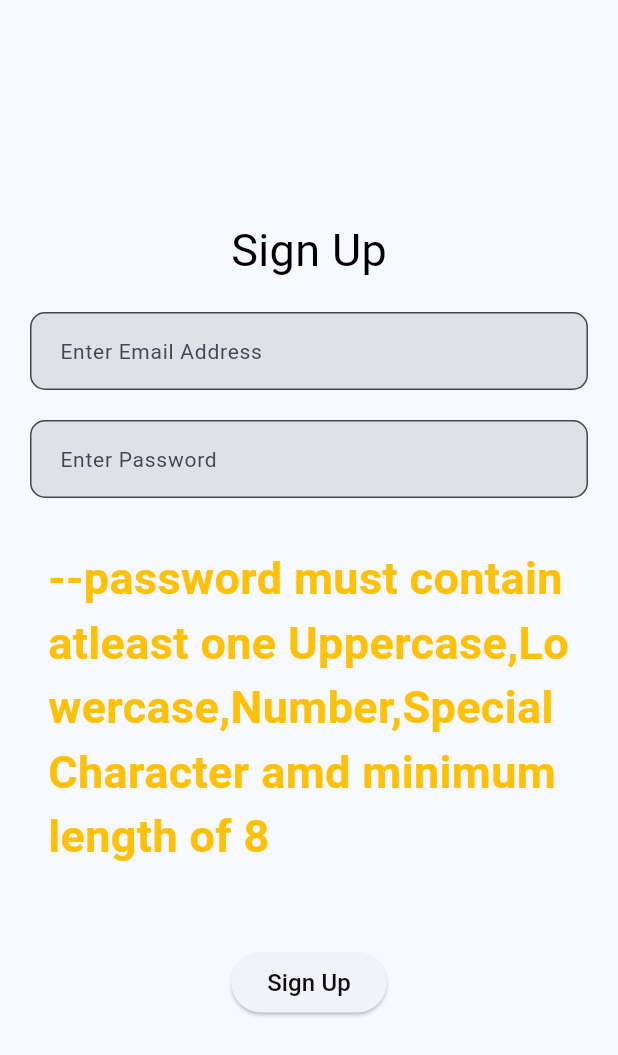
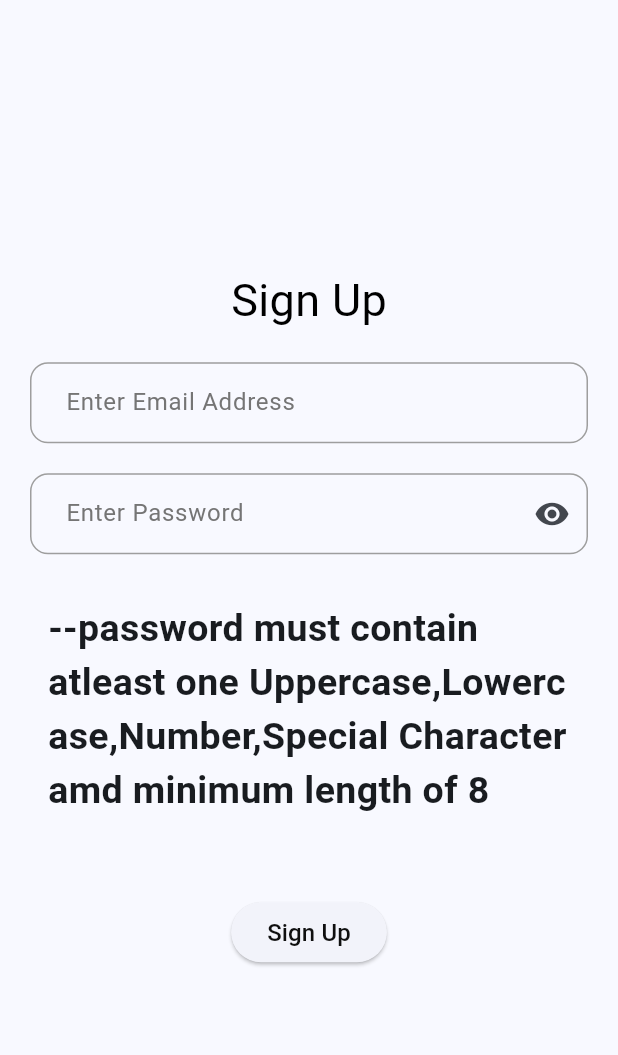
Before and after one commit to BRL-TRAINEES/Arjun_app, a Flutter app: the EmailSignUp screen opened directly, on a phone screen of 412 x 824 dp. Shown: the top 1055 px of the screen. Run offline on Flutter 3.47's test engine with Material 3 defaults, Android fonts, the phone set to English and light mode, and no system bars; our stand-ins replace firebase_auth, firebase_core, get, google_sign_in; accounts and stored records are empty; network calls fail.

```diff
--- a/lib/screens/EmailLogin.dart
+++ b/lib/screens/EmailLogin.dart
@@ -55,15 +55,18 @@ class _EmailSignInState extends State<EmailSignIn> {
                 const SizedBox(height: 20),
                 Container(
                   margin: const EdgeInsets.symmetric(horizontal: 20),
-                  child: Textinput(
+                  child: TextInput(
                       controller: emailController,
                       hintText: 'Enter Email Address'),
                 ),
                 const SizedBox(height: 20),
                 Container(
                   margin: const EdgeInsets.symmetric(horizontal: 20),
-                  child: Textinput(
-                      controller: passController, hintText: 'Enter Password'),
+                  child: TextInput(
+                    controller: passController,
+                    hintText: 'Enter Password',
+                    isPassword: true,
+                  ),
                 ),
                 const SizedBox(height: 20),
                 ElevatedButton(
--- a/lib/screens/EmailPassword.dart
+++ b/lib/screens/EmailPassword.dart
@@ -36,12 +36,12 @@ class _EmailSignUpState extends State<EmailSignUp> {
 
   @override
   Widget build(BuildContext context) {
-    return isloading
-        ? Center(
-            child: CircularProgressIndicator(),
-          )
-        : Scaffold(
-            body: Column(
+    return Scaffold(
+      body: isloading
+          ? Center(
+              child: CircularProgressIndicator(),
+            )
+          : Column(
               mainAxisAlignment: MainAxisAlignment.center,
               children: [
                 const Text(
@@ -54,15 +54,18 @@ class _EmailSignUpState extends State<EmailSignUp> {
                 const SizedBox(height: 20),
                 Container(
                   margin: const EdgeInsets.symmetric(horizontal: 20),
-                  child: Textinput(
+                  child: TextInput(
                       controller: emailController,
                       hintText: 'Enter Email Address'),
                 ),
                 const SizedBox(height: 20),
                 Container(
                   margin: const EdgeInsets.symmetric(horizontal: 20),
-                  child: Textinput(
-                      controller: passController, hintText: 'Enter Password'),
+                  child: TextInput(
+                    controller: passController,
+                    hintText: 'Enter Password',
+                    isPassword: true,
+                  ),
                 ),
                 const Padding(
                   padding: EdgeInsets.all(32),
@@ -70,9 +73,9 @@ class _EmailSignUpState extends State<EmailSignUp> {
                     child: Text(
                       "--password must contain atleast one Uppercase,Lowercase,Number,Special Character amd minimum length of 8 ",
                       style: TextStyle(
-                          fontSize: 30,
-                          fontWeight: FontWeight.bold,
-                          color: Colors.amber),
+                        fontSize: 25,
+                        fontWeight: FontWeight.bold,
+                      ),
                     ),
                   ),
                 ),
@@ -87,6 +90,6 @@ class _EmailSignUpState extends State<EmailSignUp> {
                 ),
               ],
             ),
-          );
+    );
   }
 }
--- a/lib/screens/PhoneNum.dart
+++ b/lib/screens/PhoneNum.dart
@@ -44,7 +44,7 @@ class _PhonenumState extends State<Phonenum> {
         children: [
           Container(
             margin: const EdgeInsets.symmetric(horizontal: 20),
-            child: Textinput(
+            child: TextInput(
                 controller: phoneController, hintText: 'enter Mobile No.'),
           ),
           SizedBox(
--- a/lib/screens/forgot.dart
+++ b/lib/screens/forgot.dart
@@ -36,7 +36,7 @@ class _forgotState extends State<forgot> {
           const SizedBox(height: 20),
           Container(
             margin: const EdgeInsets.symmetric(horizontal: 20),
-            child: Textinput(
+            child: TextInput(
                 controller: emailController, hintText: 'Enter Email Address'),
           ),
           const SizedBox(height: 20),
--- a/lib/screens/otpauth.dart
+++ b/lib/screens/otpauth.dart
@@ -52,7 +52,7 @@ class _PhonenumState extends State<Otpauth> {
               ),
             ),
           ),
-          Textinput(
+          TextInput(
             controller: OTPController,
             hintText: 'Enter OTP sent',
           ),
--- a/lib/widget/textinput.dart
+++ b/lib/widget/textinput.dart
@@ -1,34 +1,62 @@
 import 'package:flutter/material.dart';
 
-class Textinput extends StatelessWidget {
+class TextInput extends StatefulWidget {
+  final String hintText;
   final TextEditingController controller;
-  final String hintText;
+  final bool isPassword;
 
-  const Textinput({
+  const TextInput({
     super.key,
+    required this.hintText,
     required this.controller,
-    required this.hintText,
+    this.isPassword = false,
   });
+
+  @override
+  _TextInputState createState() => _TextInputState();
+}
+
+class _TextInputState extends State<TextInput> {
+  bool _isObscured = true;
+
+  void _toggleVisibility() {
+    setState(() {
+      _isObscured = !_isObscured;
+    });
+  }
 
   @override
   Widget build(BuildContext context) {
     return TextField(
+      controller: widget.controller,
+      obscureText: widget.isPassword && _isObscured,
       decoration: InputDecoration(
+        hintText: widget.hintText,
+        hintStyle: TextStyle(color: Colors.grey[600]), // Hint text color
         border: OutlineInputBorder(
-          borderRadius: BorderRadius.circular(10),
-          borderSide: const BorderSide(color: Colors.transparent, width: 0),
+          borderRadius: BorderRadius.circular(12), // Rounded corners
+          borderSide: BorderSide(
+              color: Colors.blue, width: 2), // Border color and width
         ),
-        contentPadding:
-            const EdgeInsets.symmetric(horizontal: 16, vertical: 14),
-        filled: true,
-        fillColor: const Color.fromARGB(255, 223, 225, 233),
-        hintText: hintText,
-        hintStyle: const TextStyle(
-          fontSize: 14,
-          fontWeight: FontWeight.w400,
+        focusedBorder: OutlineInputBorder(
+          borderRadius: BorderRadius.circular(12),
+          borderSide: BorderSide(color: Colors.blueAccent, width: 2),
         ),
+        enabledBorder: OutlineInputBorder(
+          borderRadius: BorderRadius.circular(12),
+          borderSide: BorderSide(color: Colors.grey, width: 1),
+        ),
+        suffixIcon: widget.isPassword
+            ? IconButton(
+                icon: Icon(
+                  _isObscured ? Icons.visibility : Icons.visibility_off,
+                ),
+                onPressed: _toggleVisibility,
+              )
+            : null,
+        contentPadding: const EdgeInsets.symmetric(
+            vertical: 15, horizontal: 20), // Padding inside the text field
       ),
-      controller: controller,
     );
   }
 }
```
